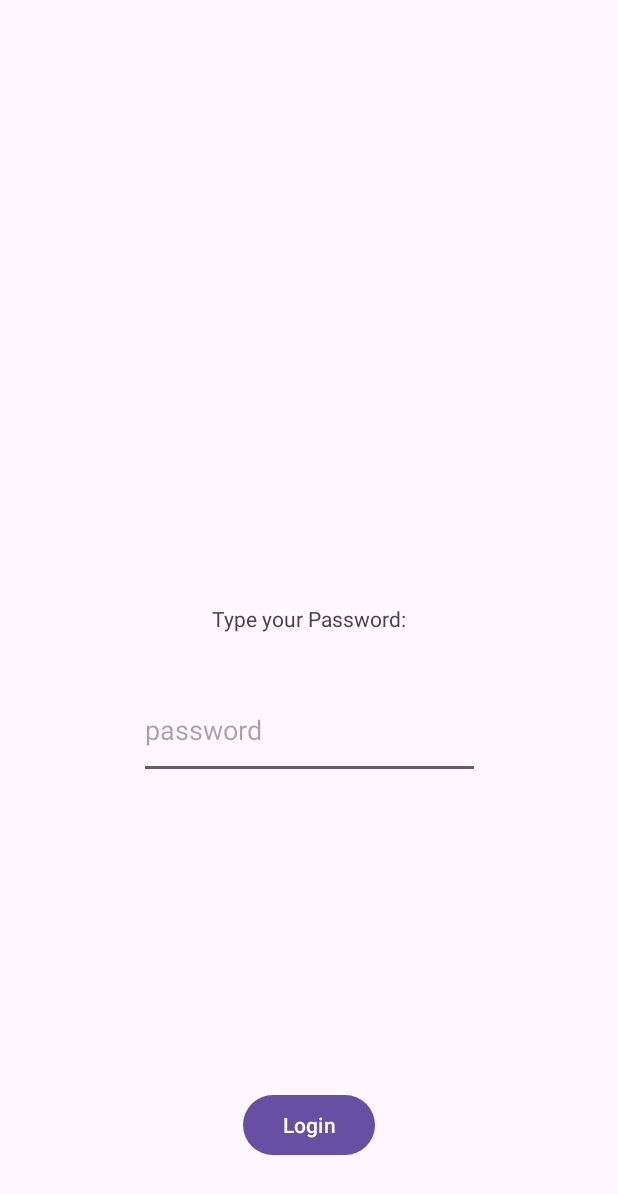
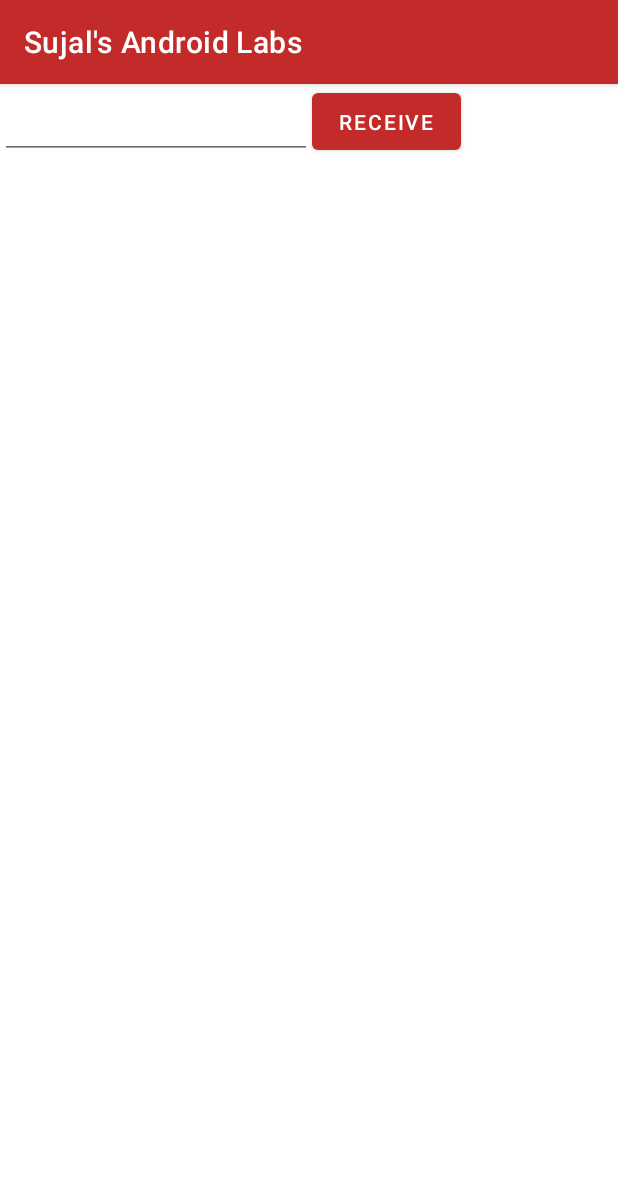
Before and after one commit to sujalkalathiya/SujalsAndroidab1, an Android app: the screen it shows after launch (MainActivity before the commit, ChatRoom after it), on a phone screen of 412 x 824 dp. Shown: the top 1194 px of the screen. Run offline under Robolectric (Android 15) with nearby library versions, the phone set to English and light mode, and no system bars.

Commit message:
Finished Lab 6

```diff
--- a/app/build.gradle.kts
+++ b/app/build.gradle.kts
@@ -5,6 +5,10 @@
 android {
     namespace = "algonquin.cst2335.kala0049"
     compileSdk = 33
+
+    buildFeatures {
+        viewBinding = true
+    }
 
     defaultConfig {
         applicationId = "algonquin.cst2335.kala0049"
--- /dev/null
+++ b/app/src/main/java/algonquin/cst2335/kala0049/Data/ChatRoomViewModel.java
@@ -0,0 +1,10 @@
+package algonquin.cst2335.kala0049.Data;
+
+import androidx.lifecycle.MutableLiveData;
+import androidx.lifecycle.ViewModel;
+
+import java.util.ArrayList;
+
+public class ChatRoomViewModel extends ViewModel {
+    public MutableLiveData<ArrayList<ChatMessage>> messages = new MutableLiveData< >();
+}
--- /dev/null
+++ b/app/src/main/java/algonquin/cst2335/kala0049/UI/ChatRoom.java
@@ -0,0 +1,119 @@
+package algonquin.cst2335.kala0049.UI;
+
+import androidx.annotation.NonNull;
+import androidx.appcompat.app.AppCompatActivity;
+import androidx.lifecycle.Observer;
+import androidx.lifecycle.ViewModelProvider;
+import androidx.recyclerview.widget.LinearLayoutManager;
+import androidx.recyclerview.widget.RecyclerView;
+
+import android.os.Bundle;
+import android.view.View;
+import android.view.ViewGroup;
+import android.widget.ImageView;
+import android.widget.TextView;
+
+import java.text.SimpleDateFormat;
+import java.util.ArrayList;
+import java.util.Date;
+
+import algonquin.cst2335.kala0049.Data.ChatMessage;
+import algonquin.cst2335.kala0049.Data.ChatRoomViewModel;
+import algonquin.cst2335.kala0049.R;
+import algonquin.cst2335.kala0049.databinding.ActivityChatRoomBinding;
+import algonquin.cst2335.kala0049.databinding.ReceiveMessageBinding;
+import algonquin.cst2335.kala0049.databinding.SentMessageBinding;
+
+public class ChatRoom extends AppCompatActivity {
+
+    ChatRoomViewModel chatModel ;
+    ArrayList<ChatMessage> messages;
+    ActivityChatRoomBinding binding;
+    private RecyclerView.Adapter myAdapter;
+
+    @Override
+    protected void onCreate(Bundle savedInstanceState) {
+        super.onCreate(savedInstanceState);
+        chatModel = new ViewModelProvider(this).get(ChatRoomViewModel.class);
+
+        messages = chatModel.messages.getValue();
+        if(messages == null)
+        {
+            messages = new ArrayList<ChatMessage>(); // just update the list, do not reassign
+            chatModel.messages.postValue(messages);
+        }
+
+        chatModel.messages.observe(this, new Observer<ArrayList<ChatMessage>>() {
+            @Override
+            public void onChanged(ArrayList<ChatMessage> chatMessages) {
+                myAdapter.notifyDataSetChanged();
+            }
+        });
+
+        binding = ActivityChatRoomBinding.inflate(getLayoutInflater());
+        setContentView(binding.getRoot());
+
+        SimpleDateFormat sdf = new SimpleDateFormat("EEEE, dd-MMM-yyyy hh-mm-ss a");
+
+        binding.sendButton.setOnClickListener(click -> {
+            String currentDateandTime = sdf.format(new Date());
+            messages.add(new ChatMessage(binding.textInput.getText().toString(), currentDateandTime, true));
+            myAdapter.notifyItemInserted(messages.size() - 1);
+            binding.textInput.setText("");
+        });
+
+        binding.receiveButton.setOnClickListener(click -> {
+            String currentDateandTime = sdf.format(new Date());
+            messages.add(new ChatMessage(binding.textInput.getText().toString(), currentDateandTime, false));
+            myAdapter.notifyItemInserted(messages.size() - 1);
+            binding.textInput.setText("");
+        });
+
+        binding.recycleView.setLayoutManager(new LinearLayoutManager(this));
+
+        binding.recycleView.setAdapter(myAdapter = new RecyclerView.Adapter<MyRowHolder>() {
+            @NonNull
+            @Override
+            public MyRowHolder onCreateViewHolder(@NonNull ViewGroup parent, int viewType) {
+                if(viewType == 0){
+                    SentMessageBinding binding = SentMessageBinding.inflate(getLayoutInflater(), parent, false);
+                    return new MyRowHolder( binding.getRoot());
+                }else{
+                    ReceiveMessageBinding binding = ReceiveMessageBinding.inflate(getLayoutInflater(), parent, false);
+                    return new MyRowHolder( binding.getRoot());
+                }
+            }
+
+            @Override
+            public void onBindViewHolder(@NonNull MyRowHolder holder, int position) {
+                ChatMessage obj = messages.get(position);
+                holder.messageText.setText(obj.getMessage());
+                holder.timeText.setText(obj.getTimeSent());
+            }
+
+            @Override
+            public int getItemCount() {
+                return messages.size();
+            }
+
+            @Override
+            public int getItemViewType(int position) {
+                return messages.get(position).isSentButton() ? 0 : 1;
+            }
+        });
+
+    }
+}
+
+class MyRowHolder extends RecyclerView.ViewHolder {
+    TextView messageText;
+    TextView timeText;
+    ImageView senderImage; // Update this with your image view ID
+
+    public MyRowHolder(@NonNull View itemView) {
+        super(itemView);
+        messageText = itemView.findViewById(R.id.messageText);
+        timeText = itemView.findViewById(R.id.timeText);
+        senderImage = itemView.findViewById(R.id.senderImage); // Update this with your image view ID
+    }
+}
--- /dev/null
+++ b/app/src/main/res/layout/activity_chat_room.xml
@@ -0,0 +1,50 @@
+<?xml version="1.0" encoding="utf-8"?>
+<androidx.constraintlayout.widget.ConstraintLayout xmlns:android="http://schemas.android.com/apk/res/android"
+    xmlns:app="http://schemas.android.com/apk/res-auto"
+    xmlns:tools="http://schemas.android.com/tools"
+    android:layout_width="match_parent"
+    android:layout_height="match_parent"
+    tools:context=".UI.ChatRoom">
+
+    <androidx.recyclerview.widget.RecyclerView
+        android:id="@+id/recycleView"
+        android:layout_width="0dp"
+        android:layout_height="0dp"
+        app:layout_constraintBottom_toTopOf="@+id/textInput"
+        app:layout_constraintEnd_toEndOf="parent"
+        app:layout_constraintStart_toStartOf="parent"
+        app:layout_constraintTop_toTopOf="parent" />
+
+    <EditText
+        android:id="@+id/textInput"
+        android:layout_width="208dp"
+        android:layout_height="50dp"
+        android:layout_marginBottom="10dp"
+        android:ems="10"
+
+        android:inputType="text"
+        app:layout_constraintBottom_toBottomOf="parent"
+        app:layout_constraintEnd_toEndOf="parent"
+        app:layout_constraintStart_toStartOf="parent" />
+
+    <Button
+        android:id="@+id/sendButton"
+        android:layout_width="74dp"
+        android:layout_height="50dp"
+        android:layout_marginEnd="12dp"
+        android:layout_marginBottom="8dp"
+        android:text="Send"
+        app:layout_constraintBottom_toBottomOf="parent"
+        app:layout_constraintEnd_toStartOf="@+id/textInput" />
+
+    <Button
+        android:id="@+id/receiveButton"
+        android:layout_width="99dp"
+        android:layout_height="50dp"
+        android:layout_marginBottom="8dp"
+        android:text="Receive"
+        app:layout_constraintBottom_toBottomOf="parent"
+        app:layout_constraintStart_toEndOf="@+id/textInput" />
+
+
+</androidx.constraintlayout.widget.ConstraintLayout>
--- a/app/src/main/res/layout/activity_main.xml
+++ b/app/src/main/res/layout/activity_main.xml
@@ -1,42 +1,45 @@
 <?xml version="1.0" encoding="utf-8"?>
 <androidx.constraintlayout.widget.ConstraintLayout xmlns:android="http://schemas.android.com/apk/res/android"
-    xmlns:app="http://schemas.android.com/apk/res-auto"
+    xmlns:app="http://schemas.android.com/apk/res/android"
     xmlns:tools="http://schemas.android.com/tools"
     android:layout_width="match_parent"
     android:layout_height="match_parent"
-    android:visibility="visible"
-    tools:context=".MainActivity">
+    tools:context=".UI.MainActivity"
+    tools:ignore="NamespaceTypo">
 
     <TextView
         android:id="@+id/textView"
         android:layout_width="wrap_content"
         android:layout_height="wrap_content"
-        android:text="Type your Password:"
+        android:text="@string/password_message"
         app:layout_constraintBottom_toBottomOf="parent"
         app:layout_constraintEnd_toEndOf="parent"
         app:layout_constraintStart_toStartOf="parent"
+
         app:layout_constraintTop_toTopOf="parent" />
 
+    <Button
+        android:id="@+id/login_button"
+        android:layout_width="wrap_content"
+        android:layout_height="wrap_content"
+        android:layout_marginBottom="50dp"
+        android:text="@string/button_message"
+        app:layout_constraintBottom_toBottomOf="parent"
+        app:layout_constraintEnd_toEndOf="parent"
+        app:layout_constraintHorizontal_bias="0.5"
+        app:layout_constraintStart_toStartOf="parent" />
+
     <EditText
-        android:id="@+id/editText"
-        android:layout_width="227dp"
-        android:layout_height="65dp"
+        android:id="@+id/editTextTextPassword"
+        android:layout_width="wrap_content"
+        android:layout_height="wrap_content"
         android:layout_marginTop="32dp"
-        android:hint="password"
+        android:ems="10"
+        android:inputType="textPassword"
         app:layout_constraintEnd_toEndOf="parent"
         app:layout_constraintHorizontal_bias="0.5"
         app:layout_constraintStart_toStartOf="parent"
         app:layout_constraintTop_toBottomOf="@+id/textView" />
 
-    <Button
-        android:id="@+id/button"
-        android:layout_width="wrap_content"
-        android:layout_height="wrap_content"
-        android:layout_marginBottom="50dp"
-        android:text="Login"
-        app:layout_constraintBottom_toBottomOf="parent"
-        app:layout_constraintEnd_toEndOf="parent"
-        app:layout_constraintHorizontal_bias="0.5"
-        app:layout_constraintStart_toStartOf="parent"></Button>
 
 </androidx.constraintlayout.widget.ConstraintLayout>
--- a/app/src/main/res/values/colors.xml
+++ b/app/src/main/res/values/colors.xml
@@ -1,5 +1,12 @@
 <?xml version="1.0" encoding="utf-8"?>
 <resources>
+
+    <color name="my_primary">#C32A2A</color>
+    <color name="my_secondary">#273CAF</color>
+    <color name="my_statusbar">#DC5FF1</color>
+
+    <color name="my_text">#2E2E2E</color>
+
     <color name="black">#FF000000</color>
     <color name="white">#FFFFFFFF</color>
 </resources>
--- a/app/src/main/res/values/strings.xml
+++ b/app/src/main/res/values/strings.xml
@@ -1,3 +1,7 @@
 <resources>
     <string name="app_name">Sujal\'s Android Labs</string>
+    <string name="password_message">Type your password</string>
+    <string name="button_message">Login</string>
+    <string name="message">Message goes here</string>
+    <string name="time">Time goes here</string>
 </resources>
--- a/app/src/main/res/values/themes.xml
+++ b/app/src/main/res/values/themes.xml
@@ -1,9 +1,17 @@
-<resources xmlns:tools="http://schemas.android.com/tools">
+<resources>
     <!-- Base application theme. -->
-    <style name="Base.Theme.SujalsAndroidLabs" parent="Theme.Material3.DayNight.NoActionBar">
-        <!-- Customize your light theme here. -->
-        <!-- <item name="colorPrimary">@color/my_light_primary</item> -->
+    <style name="Base.Theme.SujalsAndroidLabs" parent="Theme.MaterialComponents.DayNight.DarkActionBar">
+        <!-- Primary brand color. -->
+        <item name="colorPrimary">@color/my_primary</item>
+
+        <!-- Secondary brand color. -->
+        <item name="colorSecondary">@color/my_secondary</item>
+
+        <!-- Status bar color. -->
+        <item name="android:statusBarColor">@color/my_statusbar</item>
+        <!-- Customize your theme here. -->
+
+        <item name="android:textColor">@color/my_text</item>
+
     </style>
-
-    <style name="Theme.SujalsAndroidLabs" parent="Base.Theme.SujalsAndroidLabs" />
 </resources>
```
Also changed, not shown: app/src/main/AndroidManifest.xml (+3 -4 lines), app/src/main/java/algonquin/cst2335/kala0049/Data/ChatMessage.java (added, +27 -0 lines), app/src/main/java/algonquin/cst2335/kala0049/MainActivity.java (deleted, +0 -103 lines), app/src/main/java/algonquin/cst2335/kala0049/UI/MainActivity.java (added, +120 -0 lines), app/src/main/res/layout/receive_message.xml (added, +46 -0 lines), app/src/main/res/layout/sent_message.xml (added, +35 -0 lines), app/src/main/res/drawable/app_icon.png (added), app/src/main/res/drawable/receive_image.png (added), app/src/main/res/drawable/send_image.png (added), 2 other files.
